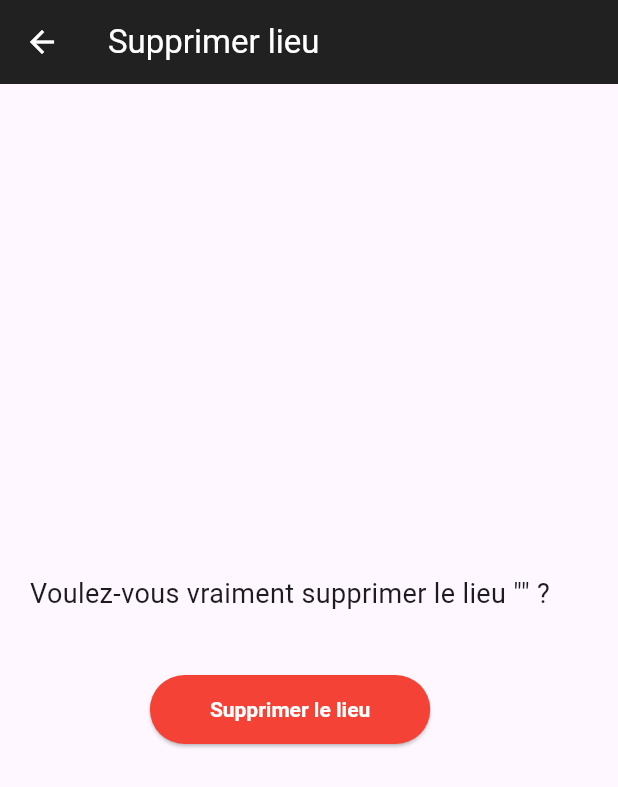
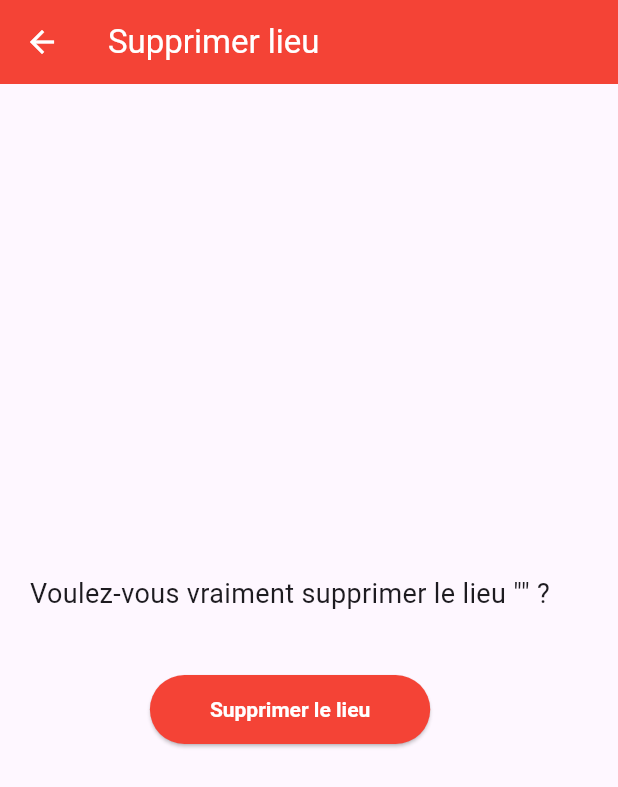
Before and after one commit to Junior-Spiro/final_projet, a Flutter app: the PageDetail screen opened directly with empty values, after a tap on the "menu" icon, after a tap on "Supprimer", on a phone screen of 412 x 824 dp. Shown: the top 787 px of the screen. Run offline on Flutter 3.47's test engine with Material 3 defaults, Android fonts, the phone set to English and light mode, and no system bars; our stand-ins replace cloud_firestore, firebase_auth, firebase_core, firebase_storage, flutter_riverpod, image_picker and 1 more; accounts and stored records are empty; network calls fail.

Commit message:
Modification de la page detail en supprimant le bouton api

```diff
--- a/lib/pages/ajout_lieu_page.dart
+++ b/lib/pages/ajout_lieu_page.dart
@@ -120,8 +120,8 @@ class _AjoutLieuPageState extends State<AjoutLieuPage> {
     return Scaffold(
       appBar: AppBar(
         title: const Text('Ajouter un lieu'),
-        backgroundColor: Colors.white,
-        foregroundColor: Colors.tealAccent,
+        backgroundColor: Colors.blue,
+        foregroundColor: Colors.white,
       ),
       body: Padding(
         padding: const EdgeInsets.all(20),
--- a/lib/pages/page_detail.dart
+++ b/lib/pages/page_detail.dart
@@ -1,13 +1,67 @@
+import 'dart:convert';
+
 import 'package:final_projet/models/lieu.dart';
 import 'package:final_projet/pages/supprimer_lieu_page.dart';
-import 'package:final_projet/widget/bouton_api_service.dart';
+import 'package:final_projet/widget/donnees_meteo_widget.dart';
 import 'package:flutter/material.dart';
+import 'package:http/http.dart' as http;
 import 'modifier_lieu_page.dart';
 
-class PageDetail extends StatelessWidget {
+class PageDetail extends StatefulWidget {
   final Lieu lieu;
 
   const PageDetail({super.key, required this.lieu});
+
+  @override
+  State<PageDetail> createState() => _PageDetailState();
+}
+
+class _PageDetailState extends State<PageDetail> {
+  bool _isLoading = false;
+  String? _erreur;
+  Map<String, dynamic>? _donneesMeteo;
+
+  @override
+  void initState() {
+    super.initState();
+    _recupererDonnees(); // lancement automatique
+  }
+
+  Future<void> _recupererDonnees() async {
+    if (!mounted) return;
+    setState(() {
+      _isLoading = true;
+    });
+    final ville = widget.lieu.ville; // récupérer la ville depuis widget.lieu
+
+    final apiKey = '9deb66119073a772bf1514053e92e2f0';
+    final url = Uri.parse(
+      'https://api.openweathermap.org/data/2.5/weather?q=$ville&lang=fr&units=metric&appid=$apiKey',
+    );
+
+    try {
+      final reponse = await http.get(url); // Envoi de la requête HTTP à l'API
+      if (reponse.statusCode == 200) {
+        if (!mounted) return;
+        setState(() {
+          _donneesMeteo = json.decode(reponse.body);
+          _isLoading = false;
+        });
+      } else {
+        setState(() {
+          _erreur = "Ville introuvable ou erreur du serveur.";
+          _isLoading = false;
+        });
+      }
+    } catch (_) {
+      if (!mounted) return;
+      setState(() {
+        _erreur = "Impossible de récupérer les données.";
+        _isLoading =
+            false; // En cas d'erreur, l'indicateur de chargement est mis à false
+      });
+    }
+  }
 
   @override
   Widget build(BuildContext context) {
@@ -16,7 +70,7 @@ class PageDetail extends StatelessWidget {
         backgroundColor: Colors.green[100],
         foregroundColor: Colors.teal,
         title: Text(
-          'Informations sur ${lieu.nom}',
+          'Informations sur ${widget.lieu.nom}',
           style: TextStyle(fontSize: MediaQuery.of(context).size.width * 0.05),
         ),
       ),
@@ -30,9 +84,9 @@ class PageDetail extends StatelessWidget {
                   context,
                   MaterialPageRoute(
                     builder: (context) => ModifierLieuPage(
-                      lieu: lieu,
-                      lieuId: lieu.id,
-                      lieuData: lieu.toMap(),
+                      lieu: widget.lieu,
+                      lieuId: widget.lieu.id,
+                      lieuData: widget.lieu.toMap(),
                     ),
                   ),
                 );
@@ -52,9 +106,9 @@ class PageDetail extends StatelessWidget {
                   context,
                   MaterialPageRoute(
                     builder: (context) => SupprimerLieuPage(
-                      lieu,
-                      lieuId: lieu.id,
-                      lieuNom: lieu.nom,
+                      widget.lieu,
+                      lieuId: widget.lieu.id,
+                      lieuNom: widget.lieu.nom,
                     ),
                   ),
                 );
@@ -72,9 +126,9 @@ class PageDetail extends StatelessWidget {
           crossAxisAlignment: CrossAxisAlignment.stretch,
           children: [
             // Image en premier, pleine largeur, hauteur fixe
-            if (lieu.photoUrl.isNotEmpty)
+            if (widget.lieu.photoUrl.isNotEmpty)
               Image.network(
-                lieu.photoUrl,
+                widget.lieu.photoUrl,
                 height: 400,
                 width: double.infinity,
                 fit: BoxFit.cover,
@@ -112,7 +166,7 @@ class PageDetail extends StatelessWidget {
                   mainAxisSize: MainAxisSize.min,
                   children: [
                     Text(
-                      lieu.nom,
+                      widget.lieu.nom,
                       style: const TextStyle(
                         fontSize: 26,
                         fontWeight: FontWeight.bold,
@@ -121,7 +175,7 @@ class PageDetail extends StatelessWidget {
                     ),
                     const SizedBox(height: 8),
                     Text(
-                      lieu.ville,
+                      widget.lieu.ville,
                       style: const TextStyle(
                         fontSize: 18,
                         fontStyle: FontStyle.italic,
@@ -131,7 +185,7 @@ class PageDetail extends StatelessWidget {
                     ),
                     const SizedBox(height: 16),
                     Text(
-                      lieu.description,
+                      widget.lieu.description,
                       style: const TextStyle(
                         fontSize: 20,
                         color: Colors.black87,
@@ -143,12 +197,20 @@ class PageDetail extends StatelessWidget {
               ),
             ),
 
-            const SizedBox(height: 40),
-
             //Le bouton API Service (externe)
             Padding(
               padding: const EdgeInsets.symmetric(horizontal: 24),
-              child: BoutonApiService(lieu: lieu),
+              child: _isLoading
+                  ? CircularProgressIndicator(color: Colors.green[400])
+                  : _donneesMeteo != null
+                  ? DonneesMeteoWidget(donneesMeteo: _donneesMeteo!)
+                  : _erreur != null
+                  ? Text(
+                      _erreur!,
+                      textAlign: TextAlign.center,
+                      style: TextStyle(color: Colors.red),
+                    )
+                  : const SizedBox.shrink(),
             ),
 
             const SizedBox(height: 24),
--- a/lib/pages/supprimer_lieu_page.dart
+++ b/lib/pages/supprimer_lieu_page.dart
@@ -81,7 +81,7 @@ class _SupprimerLieuPageState extends State<SupprimerLieuPage> {
     return Scaffold(
       appBar: AppBar(
         title: const Text('Supprimer lieu'),
-        backgroundColor: Colors.black87,
+        backgroundColor: Colors.red,
         foregroundColor: Colors.white,
       ),
       body: Padding(
--- a/lib/widget/bouton_api_service.dart
+++ /dev/null
@@ -1,83 +0,0 @@
-import 'dart:convert';
-
-import 'package:final_projet/widget/donnees_meteo_widget.dart';
-import 'package:flutter/material.dart';
-import 'package:http/http.dart' as http;
-import 'package:final_projet/models/lieu.dart';
-
-//C'est une classe  qui représente l’interface utilisateur principale de l’application
-
-class BoutonApiService extends StatefulWidget {
-  final Lieu lieu;
-  const BoutonApiService({super.key, required this.lieu});
-
-  @override
-  State<BoutonApiService> createState() => _BoutonApiServiceState();
-}
-
-class _BoutonApiServiceState extends State<BoutonApiService> {
-  bool _isLoading = false;
-  String? _erreur;
-  Map<String, dynamic>? _donneesMeteo;
-
-  @override
-  Widget build(BuildContext context) {
-    return Padding(
-      padding: EdgeInsets.all(16.0),
-      child: Column(
-        mainAxisAlignment: MainAxisAlignment.center,
-        children: [
-          ElevatedButton.icon(
-            onPressed: _isLoading ? null : _recupererDonnees,
-            icon: Icon(Icons.cloud_done, color: Colors.black87),
-            label: Text(
-              'Obtenir la météo',
-              style: TextStyle(color: Colors.black),
-            ),
-            style: ButtonStyle(
-              elevation: WidgetStatePropertyAll(6),
-              backgroundColor: WidgetStatePropertyAll(Colors.green[300]),
-            ),
-          ),
-          const SizedBox(height: 20),
-          if (_isLoading) CircularProgressIndicator(color: Colors.green[200]),
-          if (_donneesMeteo != null && !_isLoading)
-            DonneesMeteoWidget(donneesMeteo: _donneesMeteo!),
-        ],
-      ),
-    );
-  }
-
-  Future<void> _recupererDonnees() async {
-    final ville = widget.lieu.ville; // récupérer la ville depuis widget.lieu
-    setState(() {
-      _isLoading = true;
-    });
-
-    final apiKey = '9deb66119073a772bf1514053e92e2f0';
-    final url = Uri.parse(
-      'https://api.openweathermap.org/data/2.5/weather?q=$ville&lang=fr&units=metric&appid=$apiKey',
-    );
-
-    try {
-      final reponse = await http.get(url); // Envoi de la requête HTTP à l'API
-      if (reponse.statusCode == 200) {
-        setState(() {
-          _donneesMeteo = json.decode(reponse.body);
-          _isLoading = false;
-        });
-      } else {
-        setState(() {
-          _erreur = "Ville introuvable ou erreur du serveur.";
-          _isLoading = false;
-        });
-      }
-    } catch (_) {
-      setState(() {
-        _erreur = "Impossible de récupérer les données.";
-        _isLoading =
-            false; // En cas d'erreur, l'indicateur de chargement est mis à false
-      });
-    }
-  }
-}
--- a/lib/widget/donnees_meteo_widget.dart
+++ b/lib/widget/donnees_meteo_widget.dart
@@ -17,7 +17,7 @@ class DonneesMeteoWidget extends StatelessWidget {
     return Card(
       color: Colors.green[300],
       margin: const EdgeInsets.symmetric(vertical: 12),
-      elevation: 4,
+      elevation: 10,
       child: Padding(
         padding: const EdgeInsets.all(30.0),
         child: Column(
```
